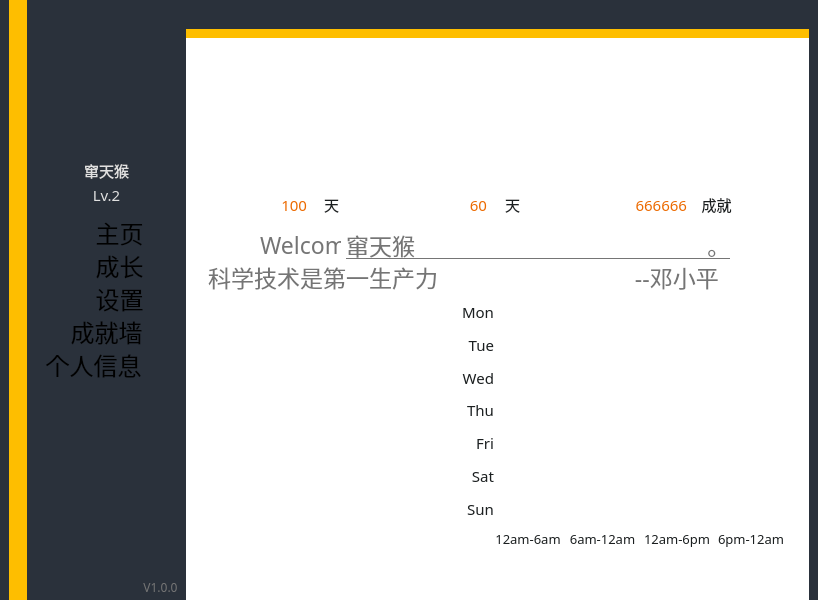
Before: the Qt Designer form blue.ui in blackskygg/jielu, drawn with Qt 5.
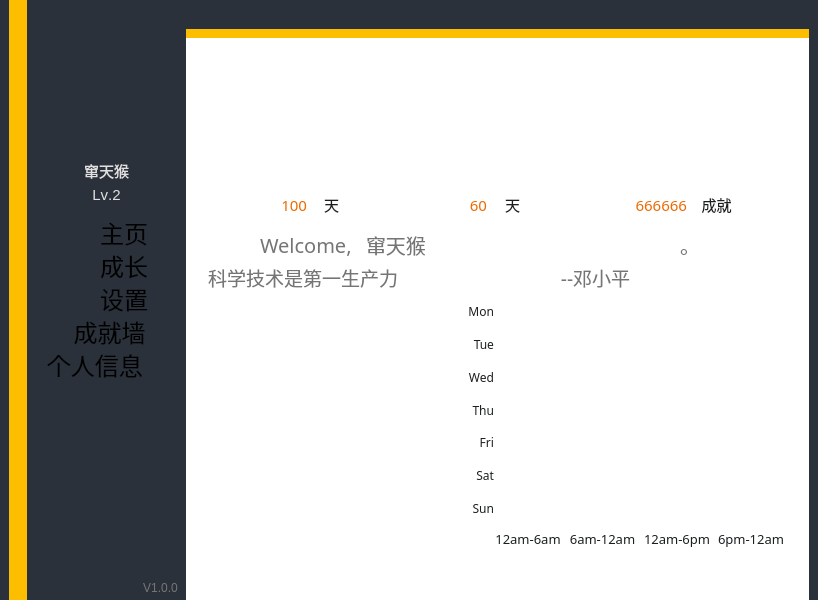
After: the same form once the commit is applied. Icons and pictures are not drawn.

The edit to the form file:
```diff
--- a/blue.ui
+++ b/blue.ui
@@ -394,7 +394,7 @@
      </property>
      <property name="font">
       <font>
-       <family>MF YueHei (Noncommercial)</family>
+       <family>Microsoft JhengHei</family>
        <pointsize>11</pointsize>
       </font>
      </property>
@@ -1136,13 +1136,14 @@
        <rect>
         <x>74</x>
         <y>197</y>
-        <width>81</width>
+        <width>111</width>
         <height>38</height>
        </rect>
       </property>
       <property name="font">
        <font>
-        <pointsize>17</pointsize>
+        <family>Microsoft JhengHei</family>
+        <pointsize>15</pointsize>
         <weight>50</weight>
         <bold>false</bold>
        </font>
@@ -1154,7 +1155,7 @@
        <string notr="true">color: #757575</string>
       </property>
       <property name="text">
-       <string>Welcom,</string>
+       <string>Welcome,</string>
       </property>
       <property name="alignment">
        <set>Qt::AlignLeading|Qt::AlignLeft|Qt::AlignVCenter</set>
@@ -1171,7 +1172,8 @@
       </property>
       <property name="font">
        <font>
-        <pointsize>17</pointsize>
+        <family>Microsoft JhengHei</family>
+        <pointsize>14</pointsize>
         <weight>50</weight>
         <bold>false</bold>
        </font>
@@ -1213,6 +1215,11 @@
        <layout class="QVBoxLayout" name="verticalLayout">
         <item>
          <widget class="QLabel" name="label_18">
+          <property name="font">
+           <font>
+            <family>Microsoft JhengHei</family>
+           </font>
+          </property>
           <property name="styleSheet">
            <string notr="true">color: #1b1f20</string>
           </property>
@@ -1226,6 +1233,11 @@
         </item>
         <item>
          <widget class="QLabel" name="label_17">
+          <property name="font">
+           <font>
+            <family>Microsoft JhengHei</family>
+           </font>
+          </property>
           <property name="styleSheet">
            <string notr="true">color: #1b1f20</string>
           </property>
@@ -1239,6 +1251,11 @@
         </item>
         <item>
          <widget class="QLabel" name="label_19">
+          <property name="font">
+           <font>
+            <family>Microsoft JhengHei</family>
+           </font>
+          </property>
           <property name="styleSheet">
            <string notr="true">color: #1b1f20</string>
           </property>
@@ -1252,6 +1269,11 @@
         </item>
         <item>
          <widget class="QLabel" name="label_21">
+          <property name="font">
+           <font>
+            <family>Microsoft JhengHei</family>
+           </font>
+          </property>
           <property name="styleSheet">
            <string notr="true">color: #1b1f20</string>
           </property>
@@ -1265,6 +1287,11 @@
         </item>
         <item>
          <widget class="QLabel" name="label_20">
+          <property name="font">
+           <font>
+            <family>Microsoft JhengHei</family>
+           </font>
+          </property>
           <property name="styleSheet">
            <string notr="true">color: #1b1f20</string>
           </property>
@@ -1278,6 +1305,11 @@
         </item>
         <item>
          <widget class="QLabel" name="label_22">
+          <property name="font">
+           <font>
+            <family>Microsoft JhengHei</family>
+           </font>
+          </property>
           <property name="styleSheet">
            <string notr="true">color: #1b1f20</string>
           </property>
@@ -1291,6 +1323,11 @@
         </item>
         <item>
          <widget class="QLabel" name="label_10">
+          <property name="font">
+           <font>
+            <family>Microsoft JhengHei</family>
+           </font>
+          </property>
           <property name="styleSheet">
            <string notr="true">color: #1b1f20</string>
           </property>
@@ -1406,19 +1443,19 @@
      <widget class="QLabel" name="lb_welcomname">
       <property name="geometry">
        <rect>
-        <x>160</x>
+        <x>180</x>
         <y>197</y>
-        <width>431</width>
+        <width>401</width>
         <height>38</height>
        </rect>
       </property>
       <property name="font">
        <font>
-        <family>MF YueHei (Noncommercial)</family>
-        <pointsize>17</pointsize>
+        <family>Microsoft JhengHei</family>
+        <pointsize>15</pointsize>
         <weight>50</weight>
         <bold>false</bold>
-        <underline>true</underline>
+        <underline>false</underline>
        </font>
       </property>
       <property name="autoFillBackground">
@@ -1492,9 +1529,11 @@
      </property>
      <property name="font">
       <font>
+       <family>Microsoft JhengHei UI</family>
        <pointsize>18</pointsize>
        <weight>50</weight>
        <bold>false</bold>
+       <kerning>false</kerning>
       </font>
      </property>
      <property name="autoFillBackground">
@@ -1518,10 +1557,11 @@
      </property>
      <property name="font">
       <font>
+       <family>Microsoft JhengHei UI</family>
        <pointsize>18</pointsize>
        <weight>50</weight>
        <bold>false</bold>
-       <kerning>true</kerning>
+       <kerning>false</kerning>
       </font>
      </property>
      <property name="autoFillBackground">
@@ -1545,10 +1585,11 @@
      </property>
      <property name="font">
       <font>
+       <family>Microsoft JhengHei UI</family>
        <pointsize>18</pointsize>
        <weight>50</weight>
        <bold>false</bold>
-       <kerning>true</kerning>
+       <kerning>false</kerning>
       </font>
      </property>
      <property name="autoFillBackground">
@@ -1572,10 +1613,11 @@
      </property>
      <property name="font">
       <font>
+       <family>Microsoft JhengHei UI</family>
        <pointsize>18</pointsize>
        <weight>50</weight>
        <bold>false</bold>
-       <kerning>true</kerning>
+       <kerning>false</kerning>
       </font>
      </property>
      <property name="autoFillBackground">
@@ -1671,8 +1713,11 @@
      </property>
      <property name="font">
       <font>
-       <family>MF YueHei (Noncommercial)</family>
+       <family>Microsoft JhengHei UI</family>
        <pointsize>11</pointsize>
+       <weight>50</weight>
+       <bold>false</bold>
+       <kerning>false</kerning>
       </font>
      </property>
      <property name="styleSheet">
@@ -1699,7 +1744,10 @@
      </property>
      <property name="font">
       <font>
-       <family>MF YueHei (Noncommercial)</family>
+       <family>Microsoft JhengHei UI</family>
+       <weight>50</weight>
+       <bold>false</bold>
+       <kerning>false</kerning>
       </font>
      </property>
      <property name="styleSheet">
@@ -1723,10 +1771,11 @@
      </property>
      <property name="font">
       <font>
+       <family>Microsoft JhengHei UI</family>
        <pointsize>18</pointsize>
        <weight>50</weight>
        <bold>false</bold>
-       <kerning>true</kerning>
+       <kerning>false</kerning>
       </font>
      </property>
      <property name="autoFillBackground">
@@ -2787,6 +2836,7 @@
       </property>
       <property name="font">
        <font>
+        <family>Microsoft JhengHei</family>
         <pointsize>18</pointsize>
         <weight>50</weight>
         <bold>false</bold>
@@ -2881,12 +2931,13 @@
        <rect>
         <x>290</x>
         <y>280</y>
-        <width>151</width>
+        <width>311</width>
         <height>33</height>
        </rect>
       </property>
       <property name="font">
        <font>
+        <family>Microsoft JhengHei</family>
         <pointsize>18</pointsize>
         <weight>50</weight>
         <bold>false</bold>
@@ -2896,7 +2947,7 @@
        <bool>false</bool>
       </property>
       <property name="text">
-       <string>图片和视频</string>
+       <string>严格</string>
       </property>
       <property name="alignment">
        <set>Qt::AlignLeading|Qt::AlignLeft|Qt::AlignVCenter</set>
@@ -2907,12 +2958,13 @@
        <rect>
         <x>290</x>
         <y>320</y>
-        <width>114</width>
+        <width>321</width>
         <height>33</height>
        </rect>
       </property>
       <property name="font">
        <font>
+        <family>Microsoft JhengHei</family>
         <pointsize>18</pointsize>
         <weight>50</weight>
         <bold>false</bold>
@@ -2922,7 +2974,7 @@
        <bool>false</bool>
       </property>
       <property name="text">
-       <string>文字)</string>
+       <string>非常严格</string>
       </property>
       <property name="alignment">
        <set>Qt::AlignLeading|Qt::AlignLeft|Qt::AlignVCenter</set>
@@ -2961,6 +3013,7 @@
       </property>
       <property name="font">
        <font>
+        <family>Microsoft JhengHei</family>
         <pointsize>18</pointsize>
         <weight>50</weight>
         <bold>false</bold>
@@ -2987,6 +3040,7 @@
       </property>
       <property name="font">
        <font>
+        <family>Microsoft JhengHei</family>
         <pointsize>18</pointsize>
         <weight>50</weight>
         <bold>false</bold>
@@ -3288,17 +3342,14 @@
        <bool>false</bool>
       </property>
       <property name="styleSheet">
-       <string notr="true">border-width: 3;
-border-style: outset;
-border-radius: 50;
-
+       <string notr="true">
 </string>
       </property>
       <property name="frameShape">
-       <enum>QFrame::Box</enum>
+       <enum>QFrame::NoFrame</enum>
       </property>
       <property name="frameShadow">
-       <enum>QFrame::Raised</enum>
+       <enum>QFrame::Plain</enum>
       </property>
       <property name="text">
        <string/>
@@ -3320,17 +3371,14 @@
        <bool>false</bool>
       </property>
       <property name="styleSheet">
-       <string notr="true">border-width: 3;
-border-style: outset;
-border-radius: 50;
-
+       <string notr="true">
 </string>
       </property>
       <property name="frameShape">
-       <enum>QFrame::Box</enum>
+       <enum>QFrame::NoFrame</enum>
       </property>
       <property name="frameShadow">
-       <enum>QFrame::Raised</enum>
+       <enum>QFrame::Plain</enum>
       </property>
       <property name="text">
        <string/>
@@ -3352,17 +3400,14 @@
        <bool>false</bool>
       </property>
       <property name="styleSheet">
-       <string notr="true">border-width: 3;
-border-style: outset;
-border-radius: 50;
-
+       <string notr="true">
 </string>
       </property>
       <property name="frameShape">
-       <enum>QFrame::Box</enum>
+       <enum>QFrame::NoFrame</enum>
       </property>
       <property name="frameShadow">
-       <enum>QFrame::Raised</enum>
+       <enum>QFrame::Plain</enum>
       </property>
       <property name="text">
        <string/>
@@ -3448,17 +3493,14 @@
        <bool>false</bool>
       </property>
       <property name="styleSheet">
-       <string notr="true">border-width: 3;
-border-style: outset;
-border-radius: 50;
-
+       <string notr="true">
 </string>
       </property>
       <property name="frameShape">
-       <enum>QFrame::Box</enum>
+       <enum>QFrame::NoFrame</enum>
       </property>
       <property name="frameShadow">
-       <enum>QFrame::Raised</enum>
+       <enum>QFrame::Plain</enum>
       </property>
       <property name="text">
        <string/>
@@ -3493,14 +3535,18 @@
       <property name="geometry">
        <rect>
         <x>40</x>
-        <y>310</y>
+        <y>305</y>
         <width>131</width>
         <height>31</height>
        </rect>
       </property>
       <property name="font">
        <font>
-        <pointsize>18</pointsize>
+        <family>Microsoft JhengHei UI</family>
+        <pointsize>13</pointsize>
+        <weight>50</weight>
+        <bold>false</bold>
+        <kerning>false</kerning>
        </font>
       </property>
       <property name="text">
@@ -3514,14 +3560,18 @@
       <property name="geometry">
        <rect>
         <x>240</x>
-        <y>310</y>
+        <y>305</y>
         <width>141</width>
         <height>31</height>
        </rect>
       </property>
       <property name="font">
        <font>
-        <pointsize>18</pointsize>
+        <family>Microsoft JhengHei UI</family>
+        <pointsize>13</pointsize>
+        <weight>50</weight>
+        <bold>false</bold>
+        <kerning>false</kerning>
        </font>
       </property>
       <property name="text">
@@ -3535,14 +3585,18 @@
       <property name="geometry">
        <rect>
         <x>450</x>
-        <y>310</y>
+        <y>305</y>
         <width>141</width>
         <height>31</height>
        </rect>
       </property>
       <property name="font">
        <font>
-        <pointsize>18</pointsize>
+        <family>Microsoft JhengHei UI</family>
+        <pointsize>13</pointsize>
+        <weight>50</weight>
+        <bold>false</bold>
+        <kerning>false</kerning>
        </font>
       </property>
       <property name="text">
@@ -3556,18 +3610,22 @@
       <property name="geometry">
        <rect>
         <x>30</x>
-        <y>523</y>
+        <y>512</y>
         <width>151</width>
         <height>31</height>
        </rect>
       </property>
       <property name="font">
        <font>
-        <pointsize>18</pointsize>
+        <family>Microsoft JhengHei UI</family>
+        <pointsize>13</pointsize>
+        <weight>50</weight>
+        <bold>false</bold>
+        <kerning>false</kerning>
        </font>
       </property>
       <property name="text">
-       <string>从头开始</string>
+       <string>钢筋铁骨</string>
       </property>
       <property name="alignment">
        <set>Qt::AlignCenter</set>
@@ -3577,14 +3635,18 @@
       <property name="geometry">
        <rect>
         <x>240</x>
-        <y>523</y>
+        <y>512</y>
         <width>151</width>
         <height>31</height>
        </rect>
       </property>
       <property name="font">
        <font>
-        <pointsize>18</pointsize>
+        <family>Microsoft JhengHei UI</family>
+        <pointsize>13</pointsize>
+        <weight>50</weight>
+        <bold>false</bold>
+        <kerning>false</kerning>
        </font>
       </property>
       <property name="text">
@@ -3598,14 +3660,18 @@
       <property name="geometry">
        <rect>
         <x>440</x>
-        <y>523</y>
+        <y>512</y>
         <width>161</width>
         <height>31</height>
        </rect>
       </property>
       <property name="font">
        <font>
-        <pointsize>18</pointsize>
+        <family>Microsoft JhengHei UI</family>
+        <pointsize>13</pointsize>
+        <weight>50</weight>
+        <bold>false</bold>
+        <kerning>false</kerning>
        </font>
       </property>
       <property name="text">
@@ -3807,6 +3873,90 @@
        <set>Qt::AlignCenter</set>
       </property>
      </widget>
+     <widget class="QLabel" name="lb_lv_2">
+      <property name="geometry">
+       <rect>
+        <x>250</x>
+        <y>348</y>
+        <width>159</width>
+        <height>21</height>
+       </rect>
+      </property>
+      <property name="font">
+       <font>
+        <family>Microsoft JhengHei UI</family>
+        <pointsize>11</pointsize>
+        <weight>50</weight>
+        <bold>false</bold>
+        <kerning>false</kerning>
+       </font>
+      </property>
+      <property name="styleSheet">
+       <string notr="true">color: #e0e0e0</string>
+      </property>
+      <property name="text">
+       <string>Lv.2</string>
+      </property>
+      <property name="alignment">
+       <set>Qt::AlignCenter</set>
+      </property>
+      <property name="wordWrap">
+       <bool>true</bool>
+      </property>
+     </widget>
+     <widget class="QLabel" name="lb_nick_2">
+      <property name="geometry">
+       <rect>
+        <x>250</x>
+        <y>324</y>
+        <width>159</width>
+        <height>21</height>
+       </rect>
+      </property>
+      <property name="font">
+       <font>
+        <family>Microsoft JhengHei UI</family>
+        <pointsize>11</pointsize>
+        <weight>50</weight>
+        <bold>false</bold>
+        <kerning>false</kerning>
+       </font>
+      </property>
+      <property name="styleSheet">
+       <string notr="true">color: #e0e0e0</string>
+      </property>
+      <property name="text">
+       <string>窜天猴</string>
+      </property>
+      <property name="alignment">
+       <set>Qt::AlignCenter</set>
+      </property>
+      <property name="wordWrap">
+       <bool>true</bool>
+      </property>
+     </widget>
+     <widget class="QLabel" name="lb_avata_2">
+      <property name="geometry">
+       <rect>
+        <x>273</x>
+        <y>200</y>
+        <width>115</width>
+        <height>115</height>
+       </rect>
+      </property>
+      <property name="styleSheet">
+       <string notr="true"/>
+      </property>
+      <property name="text">
+       <string/>
+      </property>
+      <property name="scaledContents">
+       <bool>true</bool>
+      </property>
+      <property name="alignment">
+       <set>Qt::AlignCenter</set>
+      </property>
+     </widget>
     </widget>
     <zorder>label</zorder>
     <zorder>lb1</zorder>
```
Left out of the diff: 119 changed lines with no effect on the pictures.
